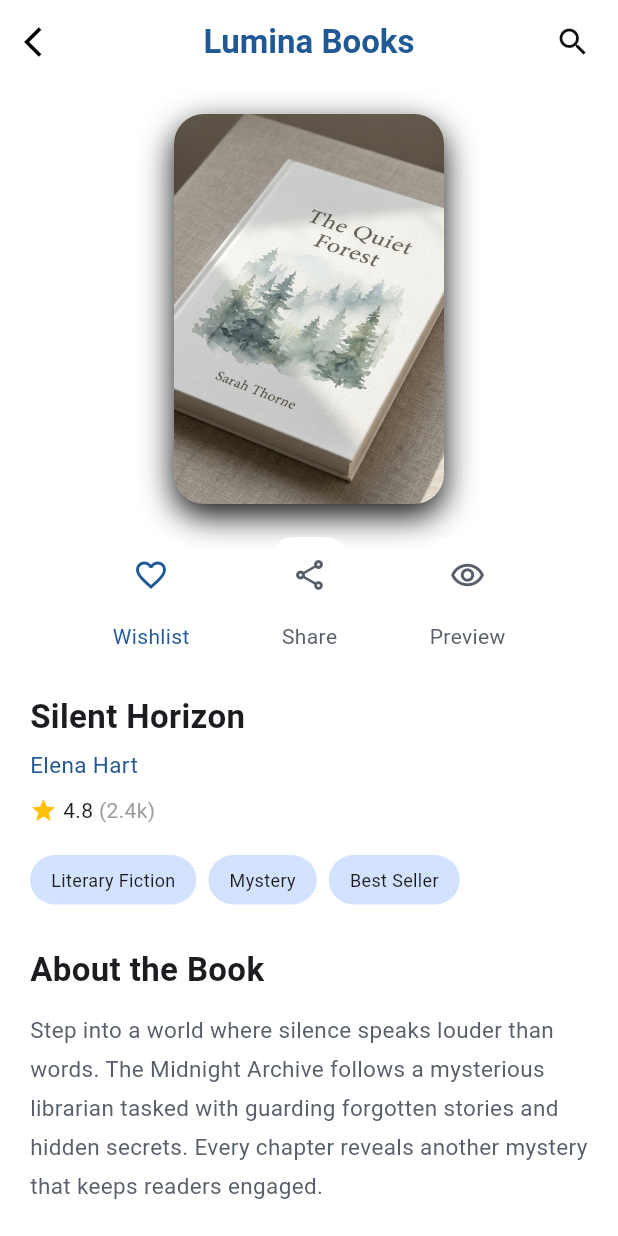
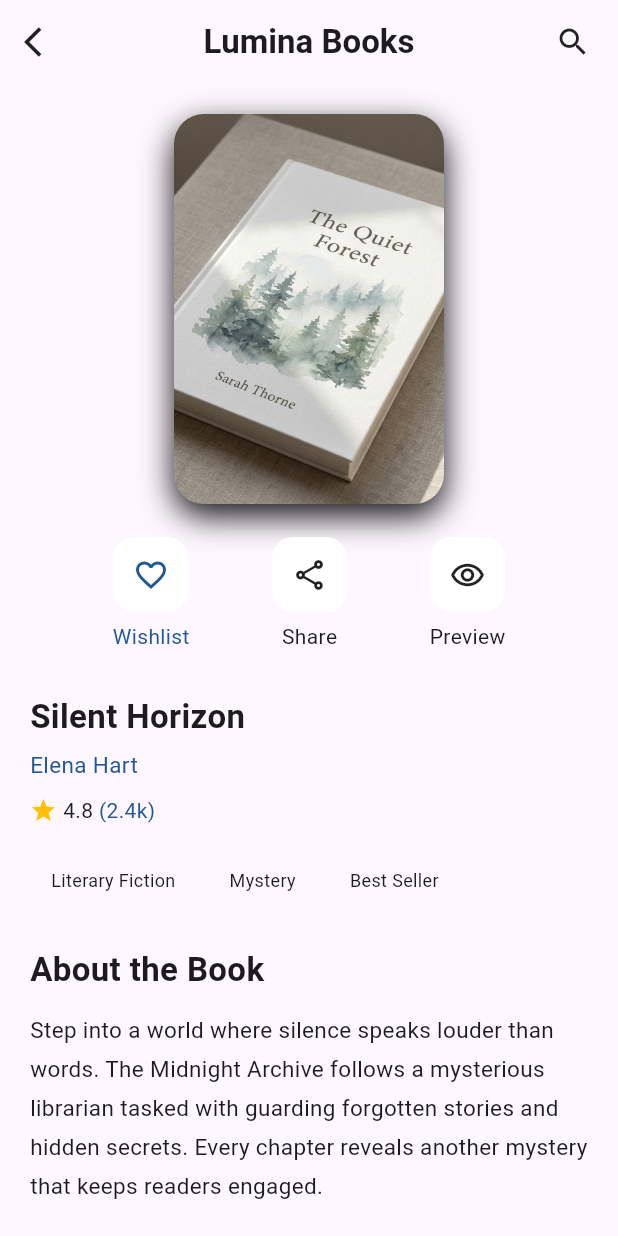
Before and after one commit to shaza28/iti, a Flutter app: the ProductDetailsScreen screen opened directly with sample values from the repository, on a phone screen of 412 x 824 dp. Run offline on Flutter 3.47's test engine with Material 3 defaults, Android fonts, the phone set to English and light mode, and no system bars; our stand-ins replace cloud_firestore, firebase_auth, firebase_core, fluttertoast, shared_preferences; accounts and stored records are empty.

Commit message:
Theme Done

```diff
--- /dev/null
+++ b/lib/core/theme/theme_helper.dart
@@ -0,0 +1,16 @@
+import 'package:flutter/material.dart';
+import 'package:shared_preferences/shared_preferences.dart';
+
+class ThemeHelper {
+  static const String key = "isDark";
+
+  static Future<bool> getTheme() async {
+    final prefs = await SharedPreferences.getInstance();
+    return prefs.getBool(key) ?? false;
+  }
+
+  static Future<void> saveTheme(bool isDark) async {
+    final prefs = await SharedPreferences.getInstance();
+    await prefs.setBool(key, isDark);
+  }
+}
--- a/lib/screens/product_details_screen.dart
+++ b/lib/screens/product_details_screen.dart
@@ -14,27 +14,28 @@ class ProductDetailsScreen extends StatelessWidget {
 
   @override
   Widget build(BuildContext context) {
+    final isDark = Theme.of(context).brightness == Brightness.dark;
     return Scaffold(
-      backgroundColor: AppColors.white,
+      backgroundColor:Theme.of(context).scaffoldBackgroundColor,
       appBar: AppBar(
-        backgroundColor: AppColors.white,
+        backgroundColor: Theme.of(context).scaffoldBackgroundColor,
         elevation: 0,
         centerTitle: true,
         leading: IconButton(
           onPressed: () => Navigator.pop(context),
-          icon: const Icon(Icons.arrow_back_ios, color: Colors.black),
+          icon:  Icon(Icons.arrow_back_ios, color: Theme.of(context).iconTheme.color,),
         ),
-        title: const Text(
+        title: Text(
           "Lumina Books",
           style: TextStyle(
-            color: AppColors.darkBlue,
+            color:  Theme.of(context).textTheme.titleLarge?.color,
             fontWeight: FontWeight.bold,
           ),
         ),
         actions: [
           Padding(
-            padding: const EdgeInsets.only(right: 18),
-            child: Icon(Icons.search, color: AppColors.black),
+            padding: EdgeInsets.only(right: 18),
+            child: Icon(Icons.search, color:  Theme.of(context).iconTheme.color,),
           ),
         ],
       ),
@@ -65,7 +66,7 @@ class ProductDetailsScreen extends StatelessWidget {
                     errorBuilder: (context, error, stackTrace) => const Icon(
                       Icons.book,
                       size: 50,
-                    ), // حماية في حال لم يجد الصورة
+                    ),
                   ),
                 ),
               ),
@@ -93,12 +94,14 @@ class ProductDetailsScreen extends StatelessWidget {
             const SizedBox(height: 28),
             Text(
               book.title,
-              style: const TextStyle(fontSize: 22, fontWeight: FontWeight.bold),
+              style:TextStyle(fontSize: 22, fontWeight: FontWeight.bold,    color: Theme.of(context).textTheme.bodyLarge?.color,
+              ),
             ),
             const SizedBox(height: 6),
             Text(
               book.author,
-              style: TextStyle(color: AppColors.darkBlue, fontSize: 15),
+              style: TextStyle( fontSize: 15,  color: isDark ? Colors.lightBlueAccent : AppColors.darkBlue,
+              ),
             ),
             const SizedBox(height: 10),
             Row(
@@ -106,7 +109,8 @@ class ProductDetailsScreen extends StatelessWidget {
                 const Icon(Icons.star, color: Colors.amber, size: 18),
                 const SizedBox(width: 4),
                 Text(book.rate),
-                const Text(" (2.4k)", style: TextStyle(color: Colors.grey)),
+                 Text(" (2.4k)", style: TextStyle(    color: isDark ? Colors.lightBlueAccent : AppColors.darkBlue,
+                 )),
               ],
             ),
             const SizedBox(height: 20),
@@ -114,25 +118,26 @@ class ProductDetailsScreen extends StatelessWidget {
               spacing: 8,
               runSpacing: 8,
               children: [
-                _tag("Literary Fiction"),
-                _tag("Mystery"),
-                _tag("Best Seller"),
+                _tag(context, "Literary Fiction"),
+                _tag(context, "Mystery"),
+                _tag(context, "Best Seller"),
               ],
             ),
             const SizedBox(height: 28),
-            const Text(
+             Text(
               "About the Book",
-              style: TextStyle(fontSize: 22, fontWeight: FontWeight.bold),
+              style: TextStyle(fontSize: 22, fontWeight: FontWeight.bold,    color: Theme.of(context).textTheme.bodyLarge?.color,
+              ),
             ),
             const SizedBox(height: 12),
-            const Text(
+             Text(
               "Step into a world where silence speaks louder than words. "
               "The Midnight Archive follows a mysterious librarian tasked "
               "with guarding forgotten stories and hidden secrets. "
               "Every chapter reveals another mystery that keeps readers engaged.",
               style: TextStyle(
                 fontSize: 15,
-                color: AppColors.gray,
+                color: Theme.of(context).textTheme.bodyMedium?.color,
                 height: 1.7,
               ),
             ),
@@ -141,27 +146,29 @@ class ProductDetailsScreen extends StatelessWidget {
             const SizedBox(height: 24),
             Row(
               mainAxisAlignment: MainAxisAlignment.spaceBetween,
-              children: const [
+              children:  [
                 Text(
                   "Reader Reviews",
-                  style: TextStyle(fontSize: 20, fontWeight: FontWeight.bold),
+                  style: TextStyle(fontSize: 20, fontWeight: FontWeight.bold,    color: Theme.of(context).textTheme.bodyLarge?.color,
+                  ),
                 ),
-                Text("View All", style: TextStyle(color: AppColors.darkBlue)),
+                Text("View All", style: TextStyle(    color: isDark ? Colors.lightBlueAccent : AppColors.darkBlue,
+                )),
               ],
             ),
             const SizedBox(height: 16),
             Container(
-              padding: const EdgeInsets.all(16),
+              padding: EdgeInsets.all(16),
               decoration: BoxDecoration(
-                color: AppColors.white,
-                borderRadius: BorderRadius.circular(18),
+                color: Theme.of(context).cardColor,                borderRadius: BorderRadius.circular(18),
               ),
               child: Column(
                 crossAxisAlignment: CrossAxisAlignment.start,
                 children: [
-                  const Text(
+                   Text(
                     "Julianne D.",
-                    style: TextStyle(fontWeight: FontWeight.bold),
+                    style: TextStyle(fontWeight: FontWeight.bold, color: Theme.of(context).textTheme.bodyLarge?.color,
+                    ),
                   ),
                   const SizedBox(height: 8),
                   Row(
@@ -172,9 +179,10 @@ class ProductDetailsScreen extends StatelessWidget {
                     ),
                   ),
                   const SizedBox(height: 8),
-                  const Text(
+                   Text(
                     "\"A hauntingly beautiful journey. I couldn't put it down.\"",
-                    style: TextStyle(color: Colors.grey),
+                    style: TextStyle(color: Theme.of(context).textTheme.bodyMedium?.color,
+                  ),
                   ),
                 ],
               ),
@@ -186,9 +194,10 @@ class ProductDetailsScreen extends StatelessWidget {
                   child: Column(
                     crossAxisAlignment: CrossAxisAlignment.start,
                     children: [
-                      const Text(
+                      Text(
                         "Price",
-                        style: TextStyle(color: AppColors.gray),
+                        style: TextStyle(   color: Theme.of(context).textTheme.bodyMedium?.color,
+                        ),
                       ),
                       Text(
                         book.price,
@@ -244,14 +253,22 @@ class ProductDetailsScreen extends StatelessWidget {
     );
   }
 
-  static Widget _tag(String text) {
+  Widget _tag(BuildContext context, String text) {
     return Container(
-      padding: const EdgeInsets.symmetric(horizontal: 14, vertical: 8),
+      padding: const EdgeInsets.symmetric(
+        horizontal: 14,
+        vertical: 8,
+      ),
       decoration: BoxDecoration(
-        color: AppColors.whiteBlue,
+        color: Theme.of(context).cardColor,
         borderRadius: BorderRadius.circular(20),
       ),
-      child: Text(text, style: const TextStyle(fontSize: 12)),
+      child: Text(
+        text,
+        style: TextStyle(
+          fontSize: 12,
+          color: Theme.of(context).textTheme.bodyMedium?.color,
+        ),
+      ),
     );
-  }
-}
+  }}
--- a/lib/widgets/custom_action_button.dart
+++ b/lib/widgets/custom_action_button.dart
@@ -1,23 +1,24 @@
 import 'package:flutter/material.dart';
 import '../core/theme/app_colors.dart';
-import '../core/theme/app_images.dart';
 
 class CustomActionButton extends StatelessWidget {
   final IconData icon;
   final String title;
   final VoidCallback? onTap;
-  final Color color;
+  final Color? color;
 
   const CustomActionButton({
     super.key,
     required this.icon,
     required this.title,
     this.onTap,
-    this.color = AppColors.gray,
+    this.color,
   });
 
   @override
   Widget build(BuildContext context) {
+    final isDark = Theme.of(context).brightness == Brightness.dark;
+
     return GestureDetector(
       onTap: onTap,
       child: Column(
@@ -26,19 +27,19 @@ class CustomActionButton extends StatelessWidget {
             width: 50,
             height: 50,
             decoration: BoxDecoration(
-              color: AppColors.white,
+              color: isDark ? const Color(0xff2C2C2C) : AppColors.white,
               borderRadius: BorderRadius.circular(14),
             ),
             child: Icon(
               icon,
-              color: color,
+              color: color ?? Theme.of(context).iconTheme.color,
             ),
           ),
           const SizedBox(height: 6),
           Text(
             title,
             style: TextStyle(
-              color: color,
+              color: color ?? Theme.of(context).textTheme.bodyMedium?.color,
             ),
           ),
         ],
--- a/pubspec.yaml
+++ b/pubspec.yaml
@@ -39,6 +39,8 @@ dependencies:
   firebase_auth: ^6.4.0
   fluttertoast: ^9.0.0
   cloud_firestore: ^6.3.0
+  shared_preferences: ^2.5.3
+  provider: ^6.1.2
 
 dev_dependencies:
   flutter_test:
```
Also changed, not shown: lib/main.dart (+28 -6 lines), lib/providers/theme_provider.dart (added, +29 -0 lines), lib/screens/cart_screen.dart (+15 -18 lines), lib/screens/favourite_screen..dart (+20 -8 lines), lib/screens/home_screen.dart (+12 -5 lines), lib/screens/login_screen.dart (+5 -4 lines), lib/screens/sign_up_screen.dart (+4 -3 lines), lib/widgets/custom_bottom_nav_bar.dart (+10 -3 lines), lib/widgets/custom_favourite_card.dart (+11 -7 lines), lib/widgets/custom_home_app_bar.dart (+18 -1 lines), lib/widgets/custom_search_bar.dart (+16 -6 lines), pubspec.lock, 1 other file.
